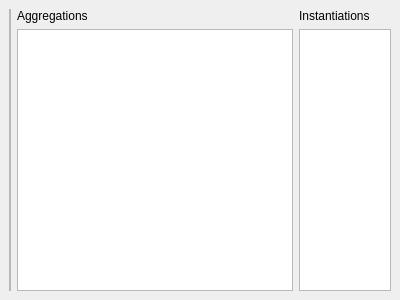
First picture: the form in frontend/src/ui/classes/stl_containers/STLContainersPage.ui, repository bakobence/Templex, before the edit.
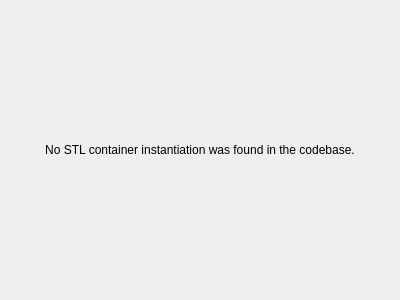
Second picture: the form after the edit. The open tabs and pages were chosen to show the change.

```diff
--- a/frontend/src/ui/classes/stl_containers/STLContainersPage.ui
+++ b/frontend/src/ui/classes/stl_containers/STLContainersPage.ui
@@ -13,7 +13,29 @@
   <property name="windowTitle">
    <string>Form</string>
   </property>
-  <layout class="QHBoxLayout" name="horizontalLayout" stretch="0,3,1">
+  <layout class="QHBoxLayout" name="horizontalLayout" stretch="0">
+   <property name="spacing">
+    <number>0</number>
+   </property>
+   <property name="leftMargin">
+    <number>0</number>
+   </property>
+   <property name="topMargin">
+    <number>0</number>
+   </property>
+   <property name="rightMargin">
+    <number>0</number>
+   </property>
+   <property name="bottomMargin">
+    <number>0</number>
+   </property>
+   <item>
+    <widget class="QStackedWidget" name="stackedWidget">
+     <property name="currentIndex">
+      <number>0</number>
+     </property>
+     <widget class="QWidget" name="page">
+      <layout class="QHBoxLayout" name="horizontalLayout_2" stretch="0,1,0">
    <property name="spacing">
     <number>6</number>
    </property>
@@ -92,6 +114,24 @@
       <widget class="QListView" name="sourceLocationList"/>
      </item>
     </layout>
+       </item>
+      </layout>
+     </widget>
+     <widget class="QWidget" name="page_2">
+      <layout class="QHBoxLayout" name="horizontalLayout_3">
+       <item>
+        <widget class="QLabel" name="label">
+         <property name="text">
+          <string>No STL container instantiation was found in the codebase.</string>
+         </property>
+         <property name="alignment">
+          <set>Qt::AlignCenter</set>
+         </property>
+        </widget>
+       </item>
+      </layout>
+     </widget>
+    </widget>
    </item>
   </layout>
  </widget>
```
Lines whose indentation alone changed are shown as unchanged.
